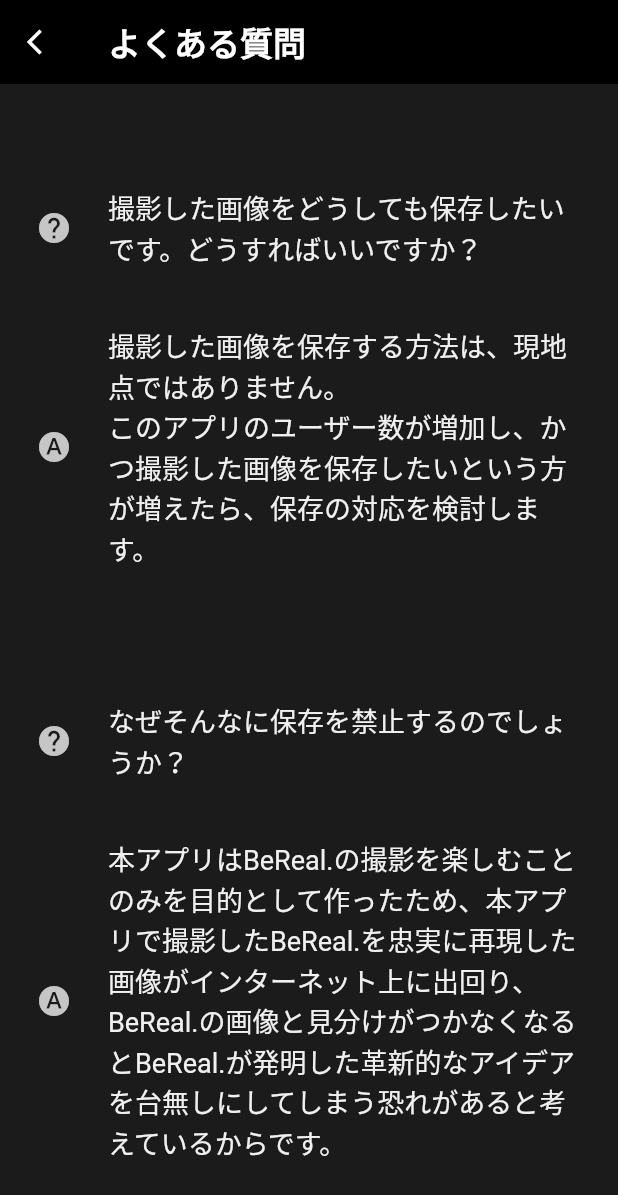
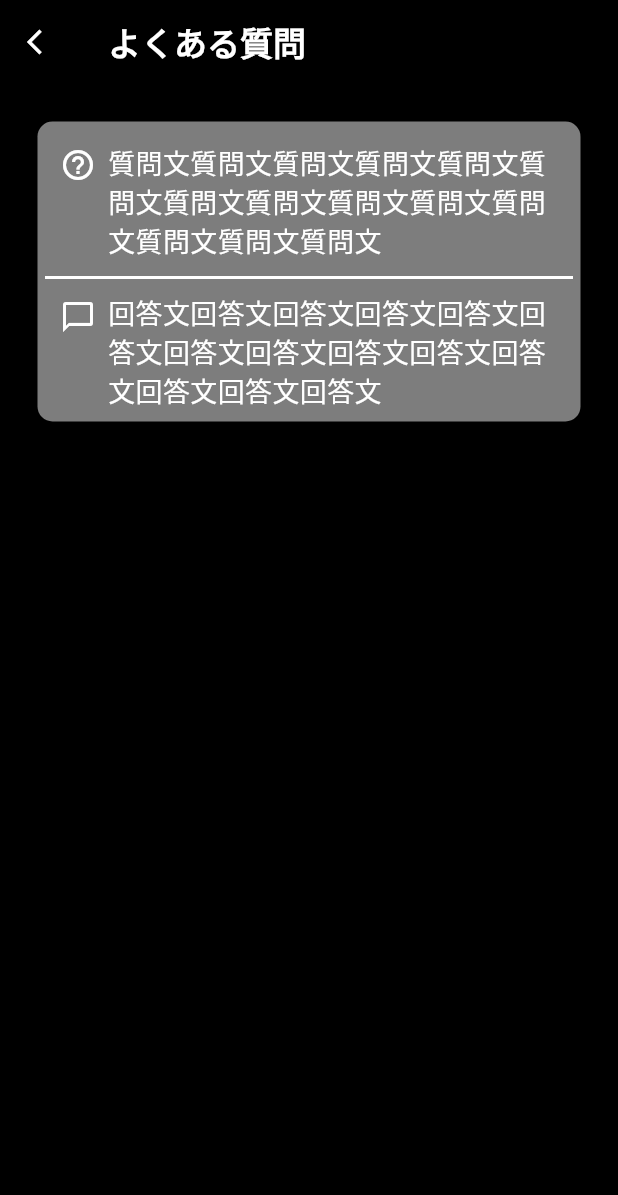
Before and after one commit to laughtaone/bere, a Flutter app: the QandAPage screen opened directly, on a phone screen of 412 x 824 dp. Shown: the top 1195 px of the screen. Run offline on Flutter 3.47's test engine with Material 3 defaults, Android fonts, the phone set to English and light mode, and no system bars; drawn by our look-alikes of settings_ui; our stand-ins replace camera.

Commit message:
縦幅を適切に設定する前

```diff
--- a/lib/settings_qanda_display.dart
+++ b/lib/settings_qanda_display.dart
@@ -6,7 +6,20 @@ import 'package:url_launcher/url_launcher.dart';
 import 'settings_display.dart';
 
 
+void main() {
+  runApp(
+    QandAPageHome()
+  );
+}
 
+class QandAPageHome extends StatelessWidget {
+  @override
+  Widget build(BuildContext context) {
+    return MaterialApp(
+      home: QandAPage(),
+    );
+  }
+}
 
 class QandAPage extends StatelessWidget {
   // const SettingsPage({super.key});
@@ -14,6 +27,7 @@ class QandAPage extends StatelessWidget {
   @override
   Widget build(BuildContext context) {
     return Scaffold(
+      backgroundColor: Colors.black,
       appBar: AppBar(
         backgroundColor: Colors.black,
         title: const Text(
@@ -30,30 +44,99 @@ class QandAPage extends StatelessWidget {
               color: Colors.white,
             ),
           onPressed: () {
-            Navigator.pop(context);
+            // Navigator.pop(context);
           },
         ),
       ),
       body: Theme(
         data: ThemeData.dark(),
-        child: SettingsList(
-          platform: DevicePlatform.iOS,
-          sections: [
-            SettingsSection(
-              // title: Text('General Questions'),
-              title: Text(''),
-              tiles: [
-                QMethod('撮影した画像をどうしても保存したいです。どうすればいいですか？'),
-                AMethod('撮影した画像を保存する方法は、現地点ではありません。\nこのアプリのユーザー数が増加し、かつ撮影した画像を保存したいという方が増えたら、保存の対応を検討します。'),
-              ],
-            ),
-            SettingsSection(
-              // title: Text('General Questions'),
-              title: Text(''),
-              tiles: [
-                QMethod('なぜそんなに保存を禁止するのでしょうか？'),
-                AMethod('本アプリはBeReal.の撮影を楽しむことのみを目的として作ったため、本アプリで撮影したBeReal.を忠実に再現した画像がインターネット上に出回り、BeReal.の画像と見分けがつかなくなるとBeReal.が発明した革新的なアイデアを台無しにしてしまう恐れがあると考えているからです。'),
-              ],
+        child: Stack(
+          children: [
+            ConstrainedBox(
+              constraints: BoxConstraints(
+                maxHeight: 250.0,
+              ),
+              child: Container(
+                decoration: BoxDecoration(
+                borderRadius: BorderRadius.circular(10),
+                color: Color(0xFF7d7d7d),
+              ),
+              padding: EdgeInsets.all(5),
+              margin: EdgeInsets.all(25),
+                child: Column(
+                  children: [
+                    Container(
+                      padding: EdgeInsets.all(10),
+                      child: Row(
+                        crossAxisAlignment: CrossAxisAlignment.start,
+                        children: [
+                          Padding(
+                            padding: EdgeInsets.only(top: 2.0),
+                            child: Icon(
+                              Icons.help_outline,
+                              color: Colors.white,
+                              size: 24,
+                            ),
+                          ),
+                          Expanded(
+                            child: Padding(
+                              padding: EdgeInsets.only(left: 8.0), // アイコンとテキストの間に余白を設定することができます
+                              child: Text(
+                                '質問文質問文質問文質問文質問文質問文質問文質問文質問文質問文質問文質問文質問文質問文',
+                                textAlign: TextAlign.start,
+                                style: TextStyle(
+                                  fontSize: 18,
+                                  color: Colors.white,
+                                ),
+                              ),
+                            ),
+                          ),
+                        ],
+                      ),
+                    ),
+                    Container(
+                      height: 2,
+                      // width: ,
+                      color: Colors.white,
+                    ),
+                    Container(
+                      padding: EdgeInsets.all(10),
+                      child: Row(
+                        crossAxisAlignment: CrossAxisAlignment.start,
+                        children: [
+                          Padding(
+                            padding: EdgeInsets.only(top: 3.0),
+                            child: Icon(
+                              Icons.chat_bubble_outline,
+                              color: Colors.white,
+                              size: 24,
+                            ),
+                          ),
+                          Expanded(
+                            child: Padding(
+                              padding: EdgeInsets.only(left: 8.0), // アイコンとテキストの間に余白を設定することができます
+                              child: Text(
+                                '回答文回答文回答文回答文回答文回答文回答文回答文回答文回答文回答文回答文回答文回答文',
+                                textAlign: TextAlign.start,
+                                style: TextStyle(
+                                  fontSize: 18,
+                                  color: Colors.white,
+                                ),
+                              ),
+                            ),
+                          ),
+                        ],
+                      ),
+                    ),
+                    // TextButton.icon(
+                    //   onPressed: () {},
+                    //   icon: Icon(Icons.help_outline),
+                    //   label: Text('質問文質問文質問文質問文質問文質問文質問文質問文質問文質問文質問文質問文質問文質問文質問文質問文質問文質問文質問文質問文質問文質問文質問文質問文質問文質問文質問文質問文'),
+                    //   style: TextButton.styleFrom(iconColor: Colors.black),
+                    // )
+                  ],
+                ),
+              ),
             ),
           ],
         ),
```
Also changed, not shown: pubspec.lock.
